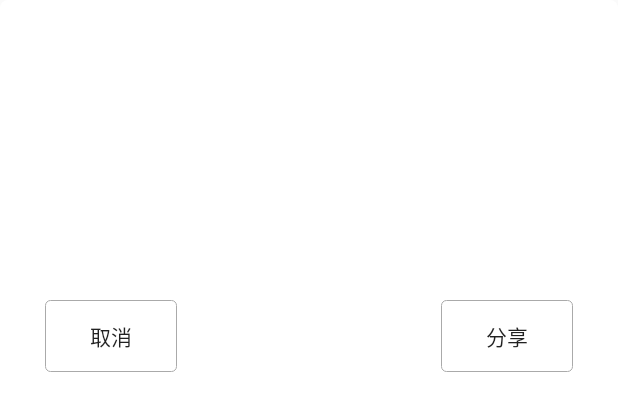
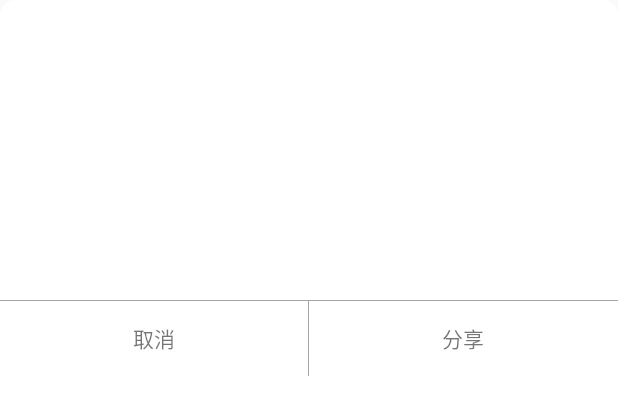
Before and after one commit to Rukey7/IjkPlayerView, an Android app: the layout dialog_share.xml on its own in the app's theme, with its tools: preview values and no code run, on a phone screen of 412 x 824 dp. Shown: the top 415 px of the screen. Run offline under Robolectric (Android 15) with nearby library versions, the phone set to English and light mode, and no system bars.

Commit message:
更新截屏功能

```diff
--- a/playerview/src/main/java/com/dl7/playerview/media/PlayerView.java
+++ b/playerview/src/main/java/com/dl7/playerview/media/PlayerView.java
@@ -353,6 +353,10 @@ public class PlayerView extends FrameLayout implements View.OnClickListener {
             mDanmakuView.release();
             mDanmakuView = null;
         }
+        if (mShareDialog == null) {
+            mShareDialog.onDestroy();
+            mShareDialog = null;
+        }
         // 注销广播
         mAttachActivity.unregisterReceiver(mBatteryReceiver);
         mAttachActivity.unregisterReceiver(mScreenReceiver);
@@ -1062,6 +1066,7 @@ public class PlayerView extends FrameLayout implements View.OnClickListener {
     private OnTouchListener mPlayerTouchListener = new OnTouchListener() {
         @Override
         public boolean onTouch(View v, MotionEvent event) {
+            Log.w("TTAG", "onTouch");
             if (MotionEventCompat.getActionMasked(event) == MotionEvent.ACTION_DOWN) {
                 mHandler.removeCallbacks(mHideBarRunnable);
             }
--- /dev/null
+++ b/playerview/src/main/java/com/dl7/playerview/widgets/CustomDialog.java
@@ -0,0 +1,21 @@
+package com.dl7.playerview.widgets;
+
+import android.app.Dialog;
+import android.content.Context;
+
+/**
+ * Created by Rukey7 on 2016/11/17.
+ */
+
+public class CustomDialog extends Dialog {
+
+    public CustomDialog(Context context) {
+        super(context);
+    }
+
+    public CustomDialog(Context context, int themeResId) {
+        super(context, themeResId);
+    }
+
+
+}
--- a/playerview/src/main/java/com/dl7/playerview/widgets/ShareDialog.java
+++ b/playerview/src/main/java/com/dl7/playerview/widgets/ShareDialog.java
@@ -1,6 +1,9 @@
 package com.dl7.playerview.widgets;
 
+import android.content.DialogInterface;
 import android.graphics.Bitmap;
+import android.graphics.Color;
+import android.graphics.drawable.ColorDrawable;
 import android.net.Uri;
 import android.os.Bundle;
 import android.support.annotation.Nullable;
@@ -9,6 +12,7 @@ import android.view.LayoutInflater;
 import android.view.View;
 import android.view.ViewGroup;
 import android.view.Window;
+import android.view.WindowManager;
 import android.widget.ImageView;
 
 import com.dl7.playerview.R;
@@ -19,8 +23,6 @@ import com.dl7.playerview.R;
 
 public class ShareDialog extends DialogFragment {
 
-    private ImageView mIvScreenshot;
-
     private OnDialogClickListener mClickListener;
     private OnDialogDismissListener mDismissListener;
     private Bitmap mBitmap;
@@ -29,13 +31,19 @@ public class ShareDialog extends DialogFragment {
     @Override
     public View onCreateView(LayoutInflater inflater, @Nullable ViewGroup container, @Nullable Bundle savedInstanceState) {
         getDialog().requestWindowFeature(Window.FEATURE_NO_TITLE);
-        getDialog().getWindow().setWindowAnimations(R.style.AnimateDialog);
-//        window.setGravity(Gravity.BOTTOM);
-//        window.setBackgroundDrawable(new ColorDrawable(Color.TRANSPARENT));
+        Window window = getDialog().getWindow();
+        window.addFlags(WindowManager.LayoutParams.FLAG_DIM_BEHIND);
+        window.setWindowAnimations(R.style.AnimateDialog);
+        window.setBackgroundDrawable(new ColorDrawable(Color.TRANSPARENT));
+
         View view = inflater.inflate(R.layout.dialog_share, container);
-        mIvScreenshot = (ImageView) view.findViewById(R.id.iv_screenshot_photo);
+        final ImageView photo = (ImageView) view.findViewById(R.id.iv_screenshot_photo);
+        ViewGroup.LayoutParams layoutParams = photo.getLayoutParams();
+        layoutParams.width = getResources().getDisplayMetrics().widthPixels * 7 / 10;
+        layoutParams.height = getResources().getDisplayMetrics().heightPixels * 7 / 10;
+        photo.setLayoutParams(layoutParams);
         if (mBitmap != null) {
-            mIvScreenshot.setImageBitmap(mBitmap);
+            photo.setImageBitmap(mBitmap);
         }
         view.findViewById(R.id.btn_cancel).setOnClickListener(new View.OnClickListener() {
             @Override
@@ -47,7 +55,7 @@ public class ShareDialog extends DialogFragment {
             @Override
             public void onClick(View v) {
                 if (mClickListener != null) {
-                    mClickListener.onShare(mIvScreenshot.getDrawingCache(), null);
+                    mClickListener.onShare(photo.getDrawingCache(), null);
                 }
                 dismiss();
             }
@@ -58,6 +66,15 @@ public class ShareDialog extends DialogFragment {
     @Override
     public void dismiss() {
         super.dismiss();
+        if (mDismissListener != null) {
+            mDismissListener.onDismiss();
+        }
+    }
+
+    @Override
+    public void onCancel(DialogInterface dialog) {
+        super.onCancel(dialog);
+        // 点击外部回调这里
         if (mDismissListener != null) {
             mDismissListener.onDismiss();
         }
--- /dev/null
+++ b/playerview/src/main/res/drawable/sel_btn_share_left.xml
@@ -0,0 +1,12 @@
+<?xml version="1.0" encoding="utf-8"?>
+<selector xmlns:android="http://schemas.android.com/apk/res/android">
+
+    <item android:state_pressed="true">
+        <shape>
+            <solid android:color="@color/background_gray_light"/>
+            <corners android:bottomLeftRadius="10dp"/>
+        </shape>
+    </item>
+    <item android:drawable="@android:color/transparent"/>
+
+</selector>
--- /dev/null
+++ b/playerview/src/main/res/drawable/sel_btn_share_right.xml
@@ -0,0 +1,12 @@
+<?xml version="1.0" encoding="utf-8"?>
+<selector xmlns:android="http://schemas.android.com/apk/res/android">
+
+    <item android:state_pressed="true">
+        <shape>
+            <solid android:color="@color/background_gray_light"/>
+            <corners android:bottomRightRadius="10dp"/>
+        </shape>
+    </item>
+    <item android:drawable="@android:color/transparent"/>
+
+</selector>
--- a/playerview/src/main/res/drawable/shape_btn_share.xml
+++ /dev/null
@@ -1,18 +0,0 @@
-<?xml version="1.0" encoding="utf-8"?>
-<selector xmlns:android="http://schemas.android.com/apk/res/android">
-
-    <item android:state_pressed="true">
-        <shape>
-            <stroke android:color="#80aaaaaa" android:width="1px"/>
-            <solid android:color="#aaaaaa"/>
-            <corners android:radius="3dp"/>
-        </shape>
-    </item>
-
-    <item>
-        <shape>
-            <stroke android:color="#aaaaaa" android:width="1px"/>
-            <corners android:radius="3dp"/>
-        </shape>
-    </item>
-</selector>
--- a/playerview/src/main/res/drawable/shape_dialog_border.xml
+++ b/playerview/src/main/res/drawable/shape_dialog_border.xml
@@ -2,5 +2,5 @@
 <shape xmlns:android="http://schemas.android.com/apk/res/android">
 
     <solid android:color="@android:color/white"/>
-    <corners android:radius="5dp"/>
+    <corners android:radius="10dp"/>
 </shape>
--- a/playerview/src/main/res/layout/dialog_share.xml
+++ b/playerview/src/main/res/layout/dialog_share.xml
@@ -1,33 +1,51 @@
 <?xml version="1.0" encoding="utf-8"?>
-<RelativeLayout xmlns:android="http://schemas.android.com/apk/res/android"
-                android:layout_width="match_parent"
-                android:layout_height="match_parent"
-                android:background="@drawable/shape_dialog_border">
+<LinearLayout xmlns:android="http://schemas.android.com/apk/res/android"
+              android:layout_width="match_parent"
+              android:layout_height="match_parent"
+              android:background="@drawable/shape_dialog_border"
+              android:orientation="vertical">
 
     <ImageView
         android:id="@+id/iv_screenshot_photo"
         android:layout_width="360dp"
-        android:layout_height="180dp"
-        android:layout_margin="10dp"/>
+        android:layout_gravity="center_horizontal"
+        android:layout_marginBottom="20dp"
+        android:layout_marginLeft="5dp"
+        android:layout_marginRight="5dp"
+        android:layout_height="180dp"/>
 
-    <Button
-        android:id="@+id/btn_cancel"
-        android:layout_width="wrap_content"
+    <View
+        android:layout_width="match_parent"
+        android:layout_height="1px"
+        android:background="@color/background_gray"/>
+
+    <LinearLayout
+        android:layout_width="match_parent"
         android:layout_height="wrap_content"
-        android:layout_alignParentLeft="true"
-        android:layout_below="@+id/iv_screenshot_photo"
-        android:layout_marginLeft="30dp"
-        android:background="@drawable/shape_btn_share"
-        android:text="取消"/>
+        android:orientation="horizontal">
 
-    <Button
-        android:id="@+id/btn_share"
-        android:layout_width="wrap_content"
-        android:layout_height="wrap_content"
-        android:layout_alignParentRight="true"
-        android:layout_below="@+id/iv_screenshot_photo"
-        android:layout_marginBottom="10dp"
-        android:layout_marginRight="30dp"
-        android:background="@drawable/shape_btn_share"
-        android:text="分享"/>
-</RelativeLayout>
+        <TextView
+            android:id="@+id/btn_cancel"
+            android:layout_width="0dp"
+            android:layout_height="50dp"
+            android:layout_weight="1"
+            android:background="@drawable/sel_btn_share_left"
+            android:gravity="center"
+            android:text="取消"/>
+
+        <View
+            android:layout_width="1px"
+            android:layout_height="match_parent"
+            android:background="@color/background_gray"/>
+
+        <TextView
+            android:id="@+id/btn_share"
+            android:layout_width="0dp"
+            android:layout_height="50dp"
+            android:layout_weight="1"
+            android:background="@drawable/sel_btn_share_right"
+            android:gravity="center"
+            android:text="分享"/>
+
+    </LinearLayout>
+</LinearLayout>
--- a/playerview/src/main/res/layout/layout_top_bar.xml
+++ b/playerview/src/main/res/layout/layout_top_bar.xml
@@ -63,7 +63,6 @@
             android:layout_width="wrap_content"
             android:layout_height="wrap_content"
             android:layout_marginRight="5dp"
-            android:background="@drawable/sel_item_background"
             android:padding="10dp"
             android:text="设置"
             android:textColor="@android:color/white"
--- a/playerview/src/main/res/values/colors.xml
+++ b/playerview/src/main/res/values/colors.xml
@@ -17,4 +17,5 @@
 
     <color name="background_gray">#ffa5a5a5</color>
     <color name="background_gray_light">#ffbababa</color>
+
 </resources>
```
